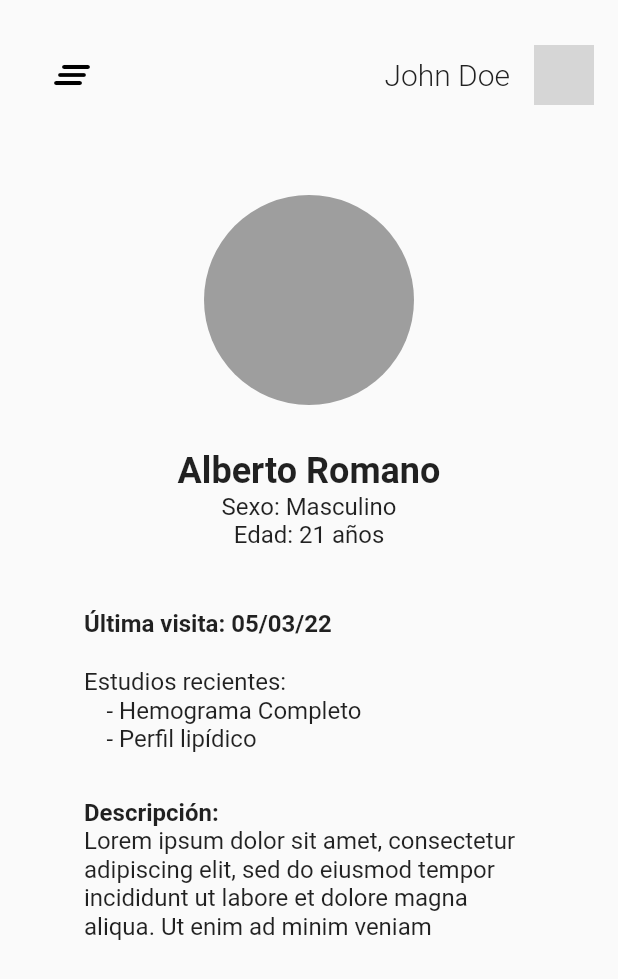
After one commit to Jlsraa/App_CalendarPage, a Flutter app: the PatientDetail screen opened directly, on a phone screen of 412 x 824 dp. The commit adds this screen. Shown: the top 979 px of the screen. Run offline on Flutter 3.47's test engine with Material 2 defaults, Android fonts, the phone set to English and light mode, and no system bars; our stand-ins replace syncfusion_flutter_calendar; network calls fail; grey boxes are pictures that could not be loaded.

Commit message:
Patient detail page

```diff
--- a/lib/main.dart
+++ b/lib/main.dart
@@ -1,5 +1,6 @@
 import 'package:flutter/material.dart';
 import 'package:proyecto_01/pages/calendar_page.dart';
+import 'package:proyecto_01/pages/patient_info.dart';
 
 void main() => runApp(MyApp());
 
--- /dev/null
+++ b/lib/pages/patient_info.dart
@@ -0,0 +1,117 @@
+import 'package:flutter/material.dart';
+
+import '../utilities/components/custom_appbar.dart';
+
+class PatientDetail extends StatefulWidget {
+  PatientDetail({Key? key}) : super(key: key);
+
+  @override
+  State<PatientDetail> createState() => _PatientDetailState();
+}
+
+class _PatientDetailState extends State<PatientDetail> {
+  @override
+  Widget build(BuildContext context) {
+    return Scaffold(
+      appBar: customAppBar,
+      body: Center(
+        child: Container(
+          width: 300,
+          child: Column(
+            //mainAxisAlignment: MainAxisAlignment.center,
+            mainAxisSize: MainAxisSize.max,
+            children: [
+              Padding(
+                padding: const EdgeInsets.fromLTRB(0, 30, 0, 30),
+                child: CircleAvatar(
+                  backgroundColor: Colors.grey,
+                  radius: 70,
+                ),
+              ),
+              Row(
+                mainAxisAlignment: MainAxisAlignment.center,
+                children: [
+                  Text(
+                    "Alberto Romano",
+                    style: TextStyle(fontSize: 24, fontWeight: FontWeight.bold),
+                    //textAlign: TextAlign.center,
+                  ),
+                ],
+              ),
+              Row(
+                mainAxisAlignment: MainAxisAlignment.center,
+                children: [
+                  Text("Sexo: Masculino", style: TextStyle(fontSize: 16)),
+                ],
+              ),
+              Row(
+                mainAxisAlignment: MainAxisAlignment.center,
+                children: [
+                  Text("Edad: 21 años", style: TextStyle(fontSize: 16)),
+                ],
+              ),
+              Padding(
+                padding: const EdgeInsets.fromLTRB(0, 40, 0, 20),
+                child: Row(
+                  children: [
+                    Text("Última visita: 05/03/22",
+                        style: TextStyle(
+                            fontSize: 16, fontWeight: FontWeight.bold)),
+                  ],
+                ),
+              ),
+              Row(
+                children: [
+                  Text("Estudios recientes:", style: TextStyle(fontSize: 16)),
+                ],
+              ),
+              Padding(
+                padding: const EdgeInsets.fromLTRB(15, 0, 0, 0),
+                child: Row(
+                  children: [
+                    Text("- Hemograma Completo",
+                        style: TextStyle(fontSize: 16)),
+                  ],
+                ),
+              ),
+              Padding(
+                padding: const EdgeInsets.fromLTRB(15, 0, 0, 0),
+                child: Row(
+                  children: [
+                    Text("- Perfil lipídico", style: TextStyle(fontSize: 16)),
+                  ],
+                ),
+              ),
+              Padding(
+                padding: const EdgeInsets.fromLTRB(0, 30, 0, 0),
+                child: Row(
+                  children: [
+                    Text(
+                      "Descripción:",
+                      textAlign: TextAlign.start,
+                      style:
+                          TextStyle(fontSize: 16, fontWeight: FontWeight.bold),
+                    ),
+                  ],
+                ),
+              ),
+              Row(
+                verticalDirection: VerticalDirection.down,
+                children: [
+                  Flexible(
+                    child: Text(
+                      "Lorem ipsum dolor sit amet, consectetur adipiscing elit, sed do eiusmod tempor incididunt ut labore et dolore magna aliqua. Ut enim ad minim veniam",
+                      style: TextStyle(fontSize: 16),
+                      maxLines: 10,
+                      overflow: TextOverflow.clip,
+                    ),
+                  ),
+                ],
+              )
+            ],
+          ),
+        ),
+      ),
+    );
+  }
+}
```
